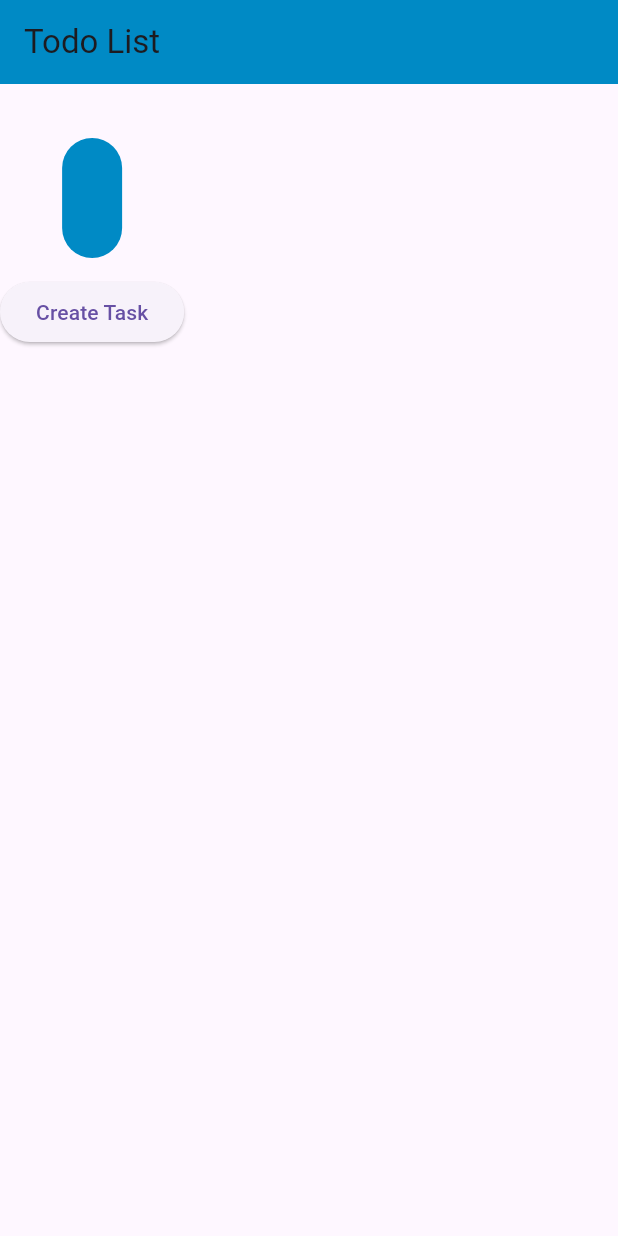
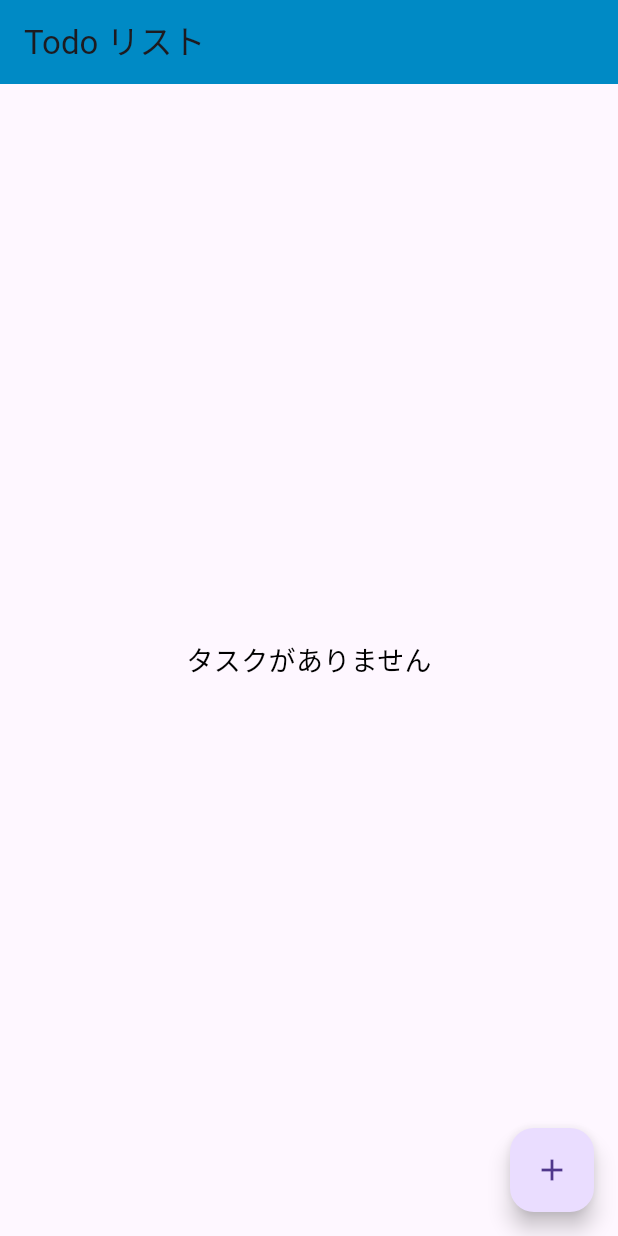
Before and after one commit to imoken777/Flutter-todo-app, a Flutter app: the screen it shows after launch, on a phone screen of 412 x 824 dp. Run offline on Flutter 3.47's test engine with Material 3 defaults, Android fonts, the phone set to English and light mode, and no system bars.

Commit message:
追加表示完了切り替え

```diff
--- a/lib/main.dart
+++ b/lib/main.dart
@@ -1,4 +1,5 @@
 import 'package:flutter/material.dart';
+import 'package:flutter_todo_app/screens/create_task_screen.dart';
 import 'package:flutter_todo_app/screens/todo_list_screen.dart';
 
 void main() {
@@ -20,7 +21,11 @@ class MainApp extends StatelessWidget {
         ),
         textTheme: Theme.of(context).textTheme.apply(bodyColor: Colors.white),
       ),
-      home: const TodoListScreen(),
+      initialRoute: '/',
+      routes: {
+        '/': (context) => const TodoListScreen(),
+        '/create': (context) => const CreateTaskScreen(),
+      },
     );
   }
 }
--- a/lib/models/todo_item.dart
+++ b/lib/models/todo_item.dart
@@ -7,5 +7,5 @@ class TodoItem {
 
   final String id;
   final String title;
-  final bool isCompleted;
+  bool isCompleted;
 }
--- a/lib/screens/todo_list_screen.dart
+++ b/lib/screens/todo_list_screen.dart
@@ -11,35 +11,46 @@ class TodoListScreen extends StatefulWidget {
 }
 
 class _TodoListScreenState extends State<TodoListScreen> {
+  List<TodoItem> todoItems = [];
+
   @override
   Widget build(BuildContext context) {
     return Scaffold(
       appBar: AppBar(
-        title: const Text('Todo List'),
+        title: const Text('Todo リスト'),
       ),
       body: Column(
         children: [
-          const Padding(
-            padding: EdgeInsets.symmetric(
-              vertical: 12,
-              horizontal: 36,
-            ),
-          ),
-          TodoItemContainer(
-            todoItem: TodoItem(
-              id: '1',
-              title: 'Buy groceries',
-              isCompleted: false,
-            ),
-          ),
-          ElevatedButton(
-            onPressed: () {
-              Navigator.of(context).push(MaterialPageRoute(
-                  builder: ((context) => const CreateTaskScreen())));
-            },
-            child: const Text('Create Task'),
+          Expanded(
+            child: todoItems.isEmpty
+                ? const Center(
+                    child: Text(
+                      'タスクがありません',
+                      style: TextStyle(
+                        fontSize: 18,
+                        color: Colors.black,
+                      ),
+                    ),
+                  )
+                : ListView.builder(
+                    itemCount: todoItems.length,
+                    itemBuilder: (context, index) {
+                      return TodoItemContainer(todoItem: todoItems[index]);
+                    },
+                  ),
           ),
         ],
+      ),
+      floatingActionButton: FloatingActionButton(
+        onPressed: () async {
+          final result = await Navigator.of(context).pushNamed('/create');
+          if (result != null) {
+            setState(() {
+              todoItems.add(result as TodoItem);
+            });
+          }
+        },
+        child: const Icon(Icons.add),
       ),
     );
   }
--- a/lib/widgets/todo_item_container.dart
+++ b/lib/widgets/todo_item_container.dart
@@ -1,17 +1,30 @@
 import 'package:flutter/material.dart';
 import 'package:flutter_todo_app/models/todo_item.dart';
 
-class TodoItemContainer extends StatelessWidget {
+class TodoItemContainer extends StatefulWidget {
+  final TodoItem todoItem;
+
   const TodoItemContainer({
     super.key,
     required this.todoItem,
   });
 
-  final TodoItem todoItem;
+  @override
+  State<TodoItemContainer> createState() => _TodoItemContainerState();
+}
+
+class _TodoItemContainerState extends State<TodoItemContainer> {
+  void _toggleTodo() {
+    setState(() {
+      widget.todoItem.isCompleted = !widget.todoItem.isCompleted;
+    });
+  }
 
   @override
   Widget build(BuildContext context) {
-    return Padding(
+    return GestureDetector(
+      onTap: _toggleTodo,
+      child: Padding(
         padding: const EdgeInsets.symmetric(
           vertical: 12,
           horizontal: 16,
@@ -22,15 +35,29 @@ class TodoItemContainer extends StatelessWidget {
             horizontal: 20,
             vertical: 16,
           ),
-        decoration: const BoxDecoration(
-          color: Color.fromARGB(255, 0, 138, 197),
-          borderRadius: BorderRadius.all(
+          decoration: BoxDecoration(
+            color: widget.todoItem.isCompleted
+                ? Colors.green // タスク完了時の色
+                : Color.fromARGB(255, 0, 138, 197), // タスク未完了時の色
+            borderRadius: const BorderRadius.all(
               Radius.circular(20),
             ),
           ),
-        child: const Column(
+          child: Column(
             crossAxisAlignment: CrossAxisAlignment.start,
-          children: [],
+            children: [
+              Text(
+                widget.todoItem.title,
+                style: TextStyle(
+                  fontSize: 18,
+                  color: Colors.white,
+                  decoration: widget.todoItem.isCompleted
+                      ? TextDecoration.lineThrough
+                      : TextDecoration.none,
+                ),
+              ),
+            ],
+          ),
         ),
       ),
     );
```
Also changed, not shown: lib/screens/create_task_screen.dart (+29 -7 lines). Lines whose indentation alone changed are shown as unchanged.
